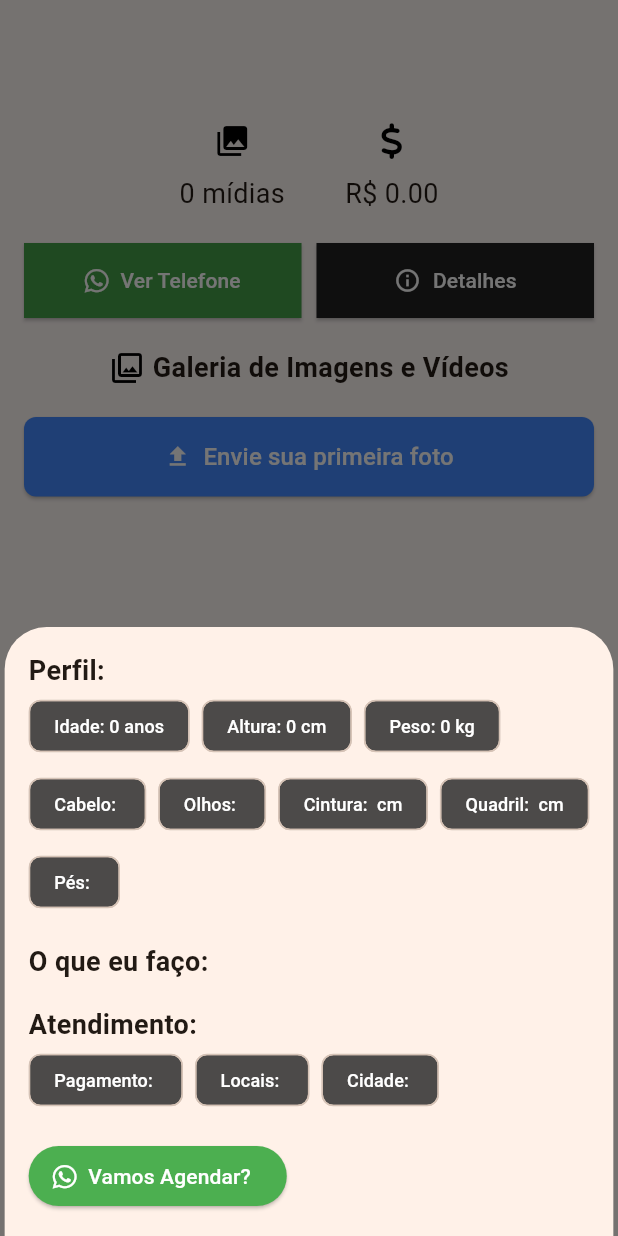
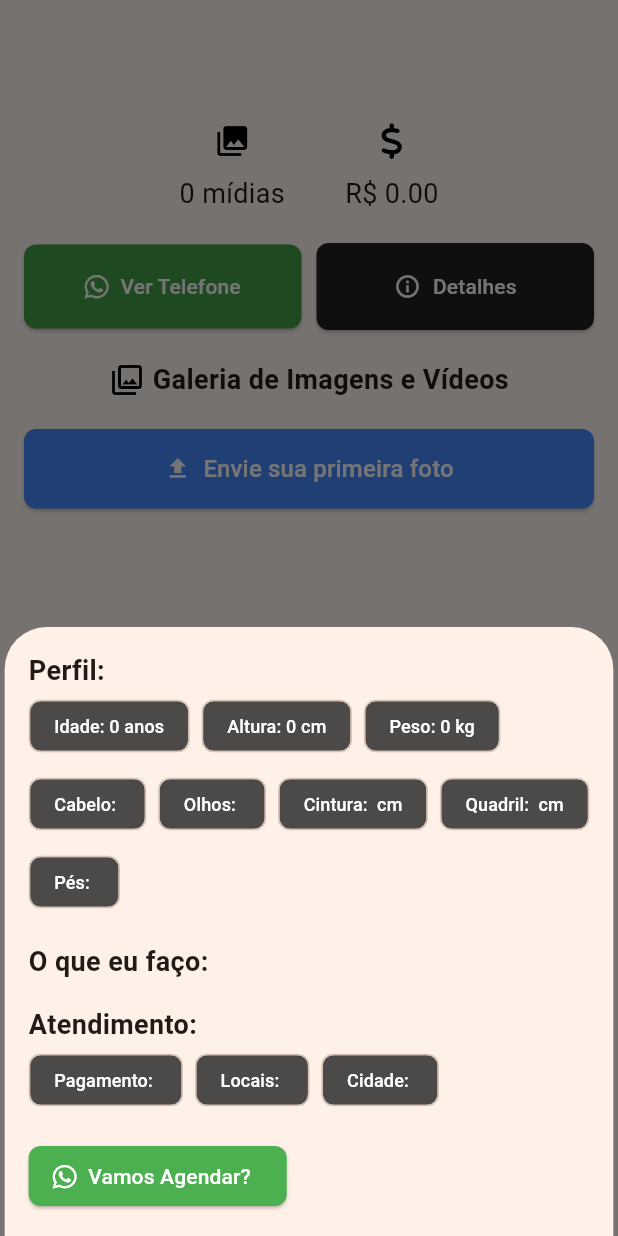
Before and after one commit to JonatanCosta/doojob-mobile-app, a Flutter app: the ModelProfileInfo widget shown alone on an empty page, opened directly with empty values, after a tap on "Detalhes", on a phone screen of 412 x 824 dp. Run offline on Flutter 3.47's test engine with Material 3 defaults, Android fonts, the light colour scheme and no system bars; our stand-ins replace animated_text_kit, cached_network_image, flutter_secure_storage, font_awesome_flutter, geocoding, geolocator and 5 more; accounts and stored records are empty; network calls fail.

Commit message:
Compile v6

```diff
--- a/lib/main.dart
+++ b/lib/main.dart
@@ -157,8 +157,6 @@ class _HomeScreenState extends State<HomeScreen> {
 
   @override
   Widget build(BuildContext context) {
-
-
     final List<Widget> _widgetOptions = <Widget>[
       FeedPage(key: _feedPageKey, onCityChanged: () => _fetchCity()),
       LikesPage(),
--- a/lib/painel/model/profile/media_gallery.dart
+++ b/lib/painel/model/profile/media_gallery.dart
@@ -18,7 +18,8 @@ class MediaGallery extends StatelessWidget {
 
   @override
   Widget build(BuildContext context) {
-    return Column(
+    return SingleChildScrollView( // Adicione este widget para permitir rolagem
+      child: Column(
         crossAxisAlignment: CrossAxisAlignment.center,
         children: [
           // Título "Galeria de Imagens e Vídeos"
@@ -47,12 +48,12 @@ class MediaGallery extends StatelessWidget {
                   },
                   style: ElevatedButton.styleFrom(
                     backgroundColor: Colors.blueAccent,
-                  padding: EdgeInsets.symmetric(vertical: 15, horizontal: 20),
+                    padding: const EdgeInsets.symmetric(vertical: 15, horizontal: 20),
                     shape: RoundedRectangleBorder(
-                    borderRadius: BorderRadius.circular(8), // Bordas arredondadas
+                      borderRadius: BorderRadius.circular(8),
                     ),
                   ),
-                icon: Icon(Icons.upload, color: Colors.white),
+                  icon: const Icon(Icons.upload, color: Colors.white),
                   label: const Text(
                     'Enviar fotos',
                     style: TextStyle(
@@ -68,10 +69,10 @@ class MediaGallery extends StatelessWidget {
           // Exibir a galeria em grid se houver mídias
           medias.isNotEmpty
               ? Padding(
-                padding: const EdgeInsets.symmetric(horizontal: 16.0), // Padding lateral
+                  padding: const EdgeInsets.symmetric(horizontal: 16.0),
                   child: GridView.builder(
-                  shrinkWrap: true, // Ajustar a altura ao conteúdo
-                  physics: const NeverScrollableScrollPhysics(),
+                    shrinkWrap: true, // Permite que o GridView se ajuste ao conteúdo
+                    physics: const NeverScrollableScrollPhysics(), // Evita que o GridView role de forma independente
                     gridDelegate: const SliverGridDelegateWithFixedCrossAxisCount(
                       crossAxisCount: 3, // Exibir 3 mídias por linha
                       crossAxisSpacing: 4,
@@ -82,13 +83,15 @@ class MediaGallery extends StatelessWidget {
                       final media = medias[index];
                       return GestureDetector(
                         onTap: () {
-                        _openFullScreenGallery(context, index); // Abrir a galeria fullscreen
+                          _openFullScreenGallery(context, index); // Abre a galeria fullscreen
                         },
                         child: CachedNetworkImage(
                           imageUrl: media['url'],
                           fit: BoxFit.cover,
-                        placeholder: (context, url) => CircularProgressIndicator(valueColor: AlwaysStoppedAnimation<Color>(Color(0xFFFF5252))),
-                        errorWidget: (context, url, error) => Icon(Icons.error),
+                          placeholder: (context, url) => CircularProgressIndicator(
+                            valueColor: const AlwaysStoppedAnimation<Color>(Color(0xFFFF5252)),
+                          ),
+                          errorWidget: (context, url, error) => const Icon(Icons.error),
                         ),
                       );
                     },
@@ -104,12 +107,12 @@ class MediaGallery extends StatelessWidget {
                       },
                       style: ElevatedButton.styleFrom(
                         backgroundColor: Colors.blueAccent,
-                      padding: EdgeInsets.symmetric(vertical: 15, horizontal: 20),
+                        padding: const EdgeInsets.symmetric(vertical: 15, horizontal: 20),
                         shape: RoundedRectangleBorder(
-                        borderRadius: BorderRadius.circular(8), // Bordas arredondadas
+                          borderRadius: BorderRadius.circular(8),
                         ),
                       ),
-                    icon: Icon(Icons.upload, color: Colors.white),
+                      icon: const Icon(Icons.upload, color: Colors.white),
                       label: const Text(
                         'Envie sua primeira foto',
                         style: TextStyle(
@@ -121,6 +124,7 @@ class MediaGallery extends StatelessWidget {
                   ),
                 ),
         ],
+      ),
     );
   }
 
@@ -287,7 +291,6 @@ class _FullScreenGalleryState extends State<FullScreenGallery> {
     _pageController = PageController(initialPage: _currentIndex);
   }
 
-
   @override
   Widget build(BuildContext context) {
     return Scaffold(
--- a/lib/painel/model/profile/model_profile_info.dart
+++ b/lib/painel/model/profile/model_profile_info.dart
@@ -81,7 +81,12 @@ class ModelProfileInfo extends StatelessWidget {
                   ElevatedButton.icon(
                     icon: FaIcon(FontAwesomeIcons.whatsapp, color: Colors.white),
                     label: Text('Vamos Agendar?'),
-                    style: ElevatedButton.styleFrom(backgroundColor: Colors.green, foregroundColor: Colors.white),
+                    style: ElevatedButton.styleFrom(
+                      backgroundColor: Colors.green, foregroundColor: Colors.white,
+                      shape: RoundedRectangleBorder(
+                        borderRadius: BorderRadius.circular(8),
+                      )
+                    ),
                     onPressed: () {
                       //_openWhatsApp(model['telephone']); // Abre o WhatsApp
                     },
@@ -216,9 +221,9 @@ class ModelProfileInfo extends StatelessWidget {
                     onPressed: _openWhatsAppModel,
                     style: ElevatedButton.styleFrom(
                       backgroundColor: Color.fromRGBO(67, 160, 71, 1),
-                      padding: EdgeInsets.symmetric(vertical: 15, horizontal: 20),
+                      padding: EdgeInsets.symmetric(vertical: 18, horizontal: 20),
                       shape: RoundedRectangleBorder(
-                        borderRadius: BorderRadius.zero,
+                        borderRadius: BorderRadius.circular(8),
                       ),
                     ),
                     icon: FaIcon(FontAwesomeIcons.whatsapp, color: Colors.white),
@@ -237,9 +242,9 @@ class ModelProfileInfo extends StatelessWidget {
                     onPressed: () => _showDetailsModal(girlData),
                     style: ElevatedButton.styleFrom(
                       backgroundColor: Colors.grey[900], // Fundo cinza 400
-                      padding: EdgeInsets.symmetric(vertical: 15, horizontal: 20),
+                      padding: EdgeInsets.symmetric(vertical: 19, horizontal: 20),
                       shape: RoundedRectangleBorder(
-                        borderRadius: BorderRadius.zero,
+                        borderRadius: BorderRadius.circular(8),
                       ),
                     ),
                     icon: Icon(Icons.info_outline, color: Colors.white), // Ícone de detalhes
```
Also changed, not shown: 3 other files. Lines whose indentation alone changed are shown as unchanged.
